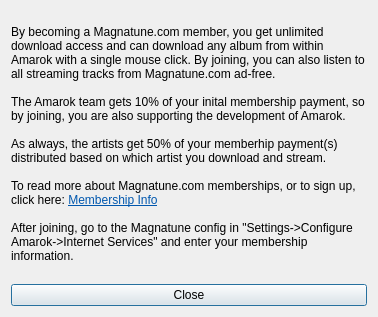
netrunner-debian-kde-extras/amarok, file src/services/magnatune/MagnatuneSignupDialogBase.ui: the form before one commit.
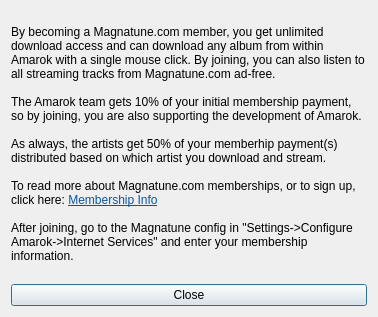
The form after the commit.

Diff of the .ui file:
```diff
--- a/src/services/magnatune/MagnatuneSignupDialogBase.ui
+++ b/src/services/magnatune/MagnatuneSignupDialogBase.ui
@@ -23,7 +23,7 @@
 &lt;/style&gt;&lt;/head&gt;&lt;body style=&quot; font-family:'Liberation Sans'; font-size:9pt; font-weight:400; font-style:normal;&quot;&gt;
 &lt;p style=&quot; margin-top:0px; margin-bottom:0px; margin-left:0px; margin-right:0px; -qt-block-indent:0; text-indent:0px;&quot;&gt;By becoming a Magnatune.com member, you get unlimited download access and can download any album from within Amarok with a single mouse click. By joining, you can also listen to all streaming tracks from Magnatune.com ad-free.&lt;/p&gt;
 &lt;p style=&quot;-qt-paragraph-type:empty; margin-top:0px; margin-bottom:0px; margin-left:0px; margin-right:0px; -qt-block-indent:0; text-indent:0px;&quot;&gt;&lt;/p&gt;
-&lt;p style=&quot; margin-top:0px; margin-bottom:0px; margin-left:0px; margin-right:0px; -qt-block-indent:0; text-indent:0px;&quot;&gt;The Amarok team gets 10% of your inital membership payment, so by joining, you are also supporting the development of Amarok.&lt;/p&gt;
+&lt;p style=&quot; margin-top:0px; margin-bottom:0px; margin-left:0px; margin-right:0px; -qt-block-indent:0; text-indent:0px;&quot;&gt;The Amarok team gets 10% of your initial membership payment, so by joining, you are also supporting the development of Amarok.&lt;/p&gt;
 &lt;p style=&quot;-qt-paragraph-type:empty; margin-top:0px; margin-bottom:0px; margin-left:0px; margin-right:0px; -qt-block-indent:0; text-indent:0px;&quot;&gt;&lt;/p&gt;
 &lt;p style=&quot; margin-top:0px; margin-bottom:0px; margin-left:0px; margin-right:0px; -qt-block-indent:0; text-indent:0px;&quot;&gt;As always, the artists get 50% of your memberhip payment(s) distributed based on which artist you download and stream.&lt;/p&gt;
 &lt;p style=&quot;-qt-paragraph-type:empty; margin-top:0px; margin-bottom:0px; margin-left:0px; margin-right:0px; -qt-block-indent:0; text-indent:0px;&quot;&gt;&lt;/p&gt;
```
